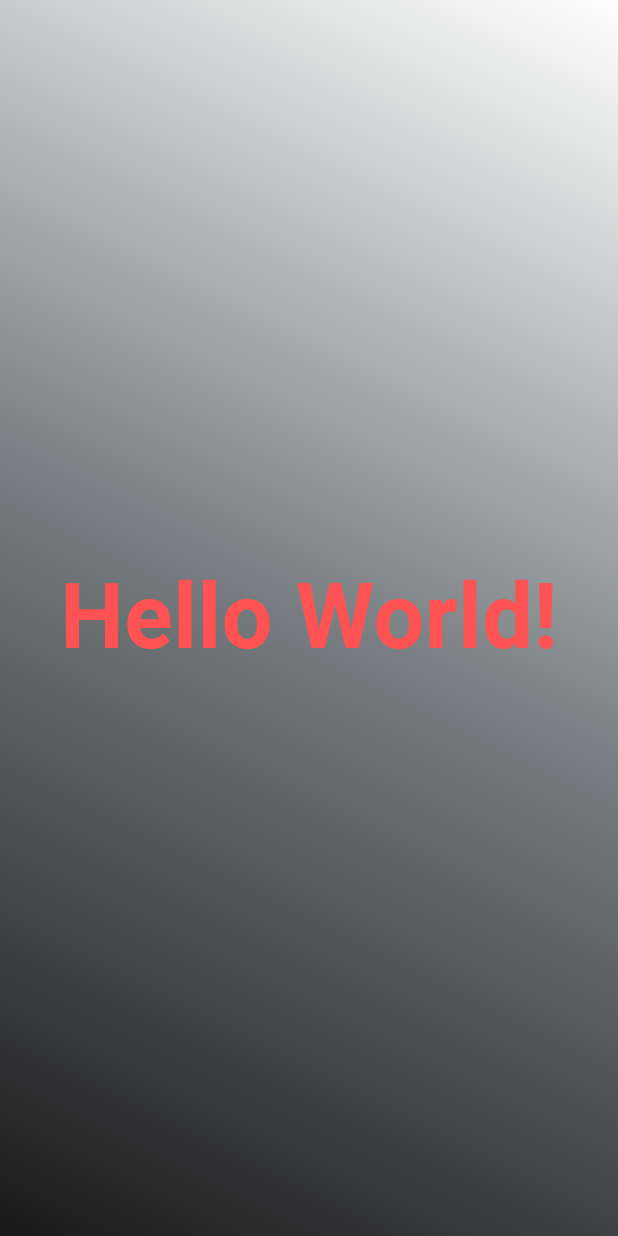
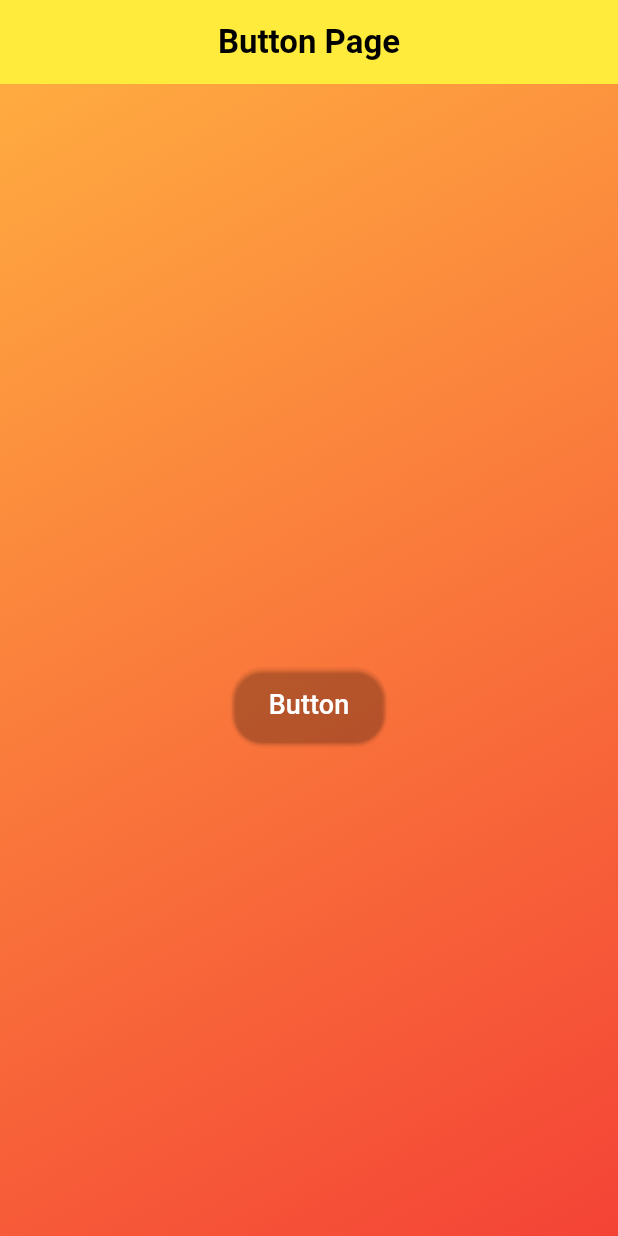
Before and after one commit to DIP-SARKER/madassignment, a Flutter app: the screen it shows after launch, on a phone screen of 412 x 824 dp. Run offline on Flutter 3.47's test engine with Material 3 defaults, Android fonts, the phone set to English and light mode, and no system bars; drawn by our look-alikes of animated_text_kit; Roboto replaces fonts that are missing (LondrinaSketch).

Commit message:
assignment2

```diff
--- a/lib/main.dart
+++ b/lib/main.dart
@@ -1,5 +1,6 @@
 import 'package:flutter/material.dart';
-import 'package:madassignment/pages/helloworld.dart';
+import 'package:madassignment/pages/buttonpage.dart';
+// import 'package:madassignment/pages/helloworld.dart';
 
 void main() {
   runApp(const MyApp());
@@ -17,7 +18,7 @@ class MyApp extends StatelessWidget {
         disabledColor: Colors.grey[600],
         hintColor: const Color.fromARGB(255, 42, 15, 117),
       ),
-      home: HelloWorld(),
+      home: ButtonPage(),
     );
   }
 }
--- /dev/null
+++ b/lib/pages/buttonpage.dart
@@ -0,0 +1,93 @@
+import 'package:flutter/material.dart';
+import 'dart:math';
+
+class ButtonPage extends StatefulWidget {
+  const ButtonPage({super.key});
+
+  @override
+  State<ButtonPage> createState() => _ButtonPageState();
+}
+
+class _ButtonPageState extends State<ButtonPage> {
+  final List<String> messages = [
+    'Button Pressed!',
+    'You clicked me!',
+    'Button Clicked!',
+    'Keep pressing!',
+    'Again Clicked!',
+    'Great click!',
+    'You tapped the Button!',
+  ];
+
+  String displayText = '';
+  final Random random = Random();
+
+  void changeText() {
+    setState(() {
+      displayText = messages[random.nextInt(messages.length)];
+    });
+  }
+
+  @override
+  Widget build(BuildContext context) {
+    return Scaffold(
+      appBar: AppBar(
+        title: Text(
+          'Button Page',
+          style: TextStyle(color: Colors.black, fontWeight: FontWeight.bold),
+        ),
+        centerTitle: true,
+        backgroundColor: Colors.yellow,
+      ),
+      body: Container(
+        decoration: const BoxDecoration(
+          gradient: LinearGradient(
+            colors: [Colors.orangeAccent, Colors.red],
+            begin: Alignment.topLeft,
+            end: Alignment.bottomRight,
+          ),
+        ),
+        child: Center(
+          child: Column(
+            mainAxisAlignment: MainAxisAlignment.center,
+            children: [
+              AnimatedSwitcher(
+                duration: const Duration(milliseconds: 500),
+                transitionBuilder: (Widget child, Animation<double> animation) {
+                  return ScaleTransition(scale: animation, child: child);
+                },
+                child: Text(
+                  displayText,
+                  key: ValueKey<String>(displayText),
+                  style: const TextStyle(
+                    fontSize: 28,
+                    color: Colors.black,
+                    fontWeight: FontWeight.bold,
+                  ),
+                ),
+              ),
+              const SizedBox(height: 20),
+              ElevatedButton(
+                onPressed: changeText,
+                style: ElevatedButton.styleFrom(
+                  padding: const EdgeInsets.symmetric(
+                    horizontal: 24,
+                    vertical: 12,
+                  ),
+                  backgroundColor: Colors.transparent,
+                  shape: RoundedRectangleBorder(
+                    borderRadius: BorderRadius.circular(20),
+                  ),
+                ),
+                child: const Text(
+                  'Button',
+                  style: TextStyle(fontSize: 18, color: Colors.white),
+                ),
+              ),
+            ],
+          ),
+        ),
+      ),
+    );
+  }
+}
```
